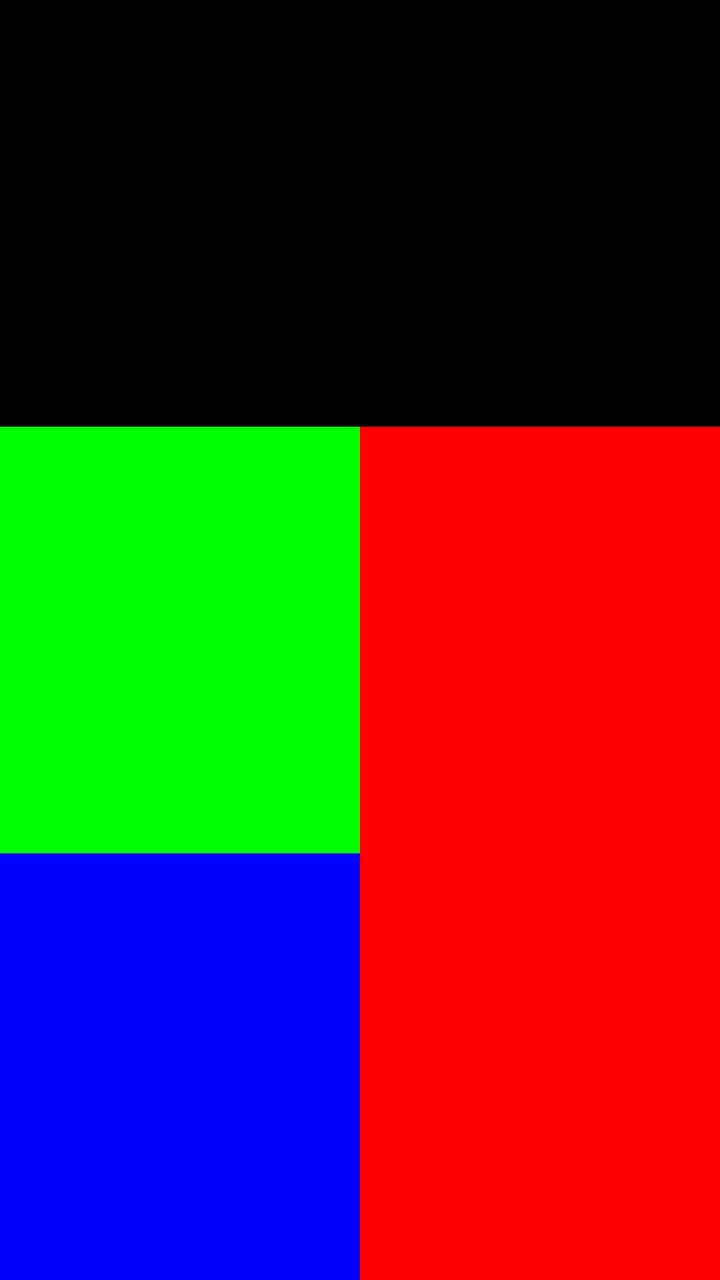
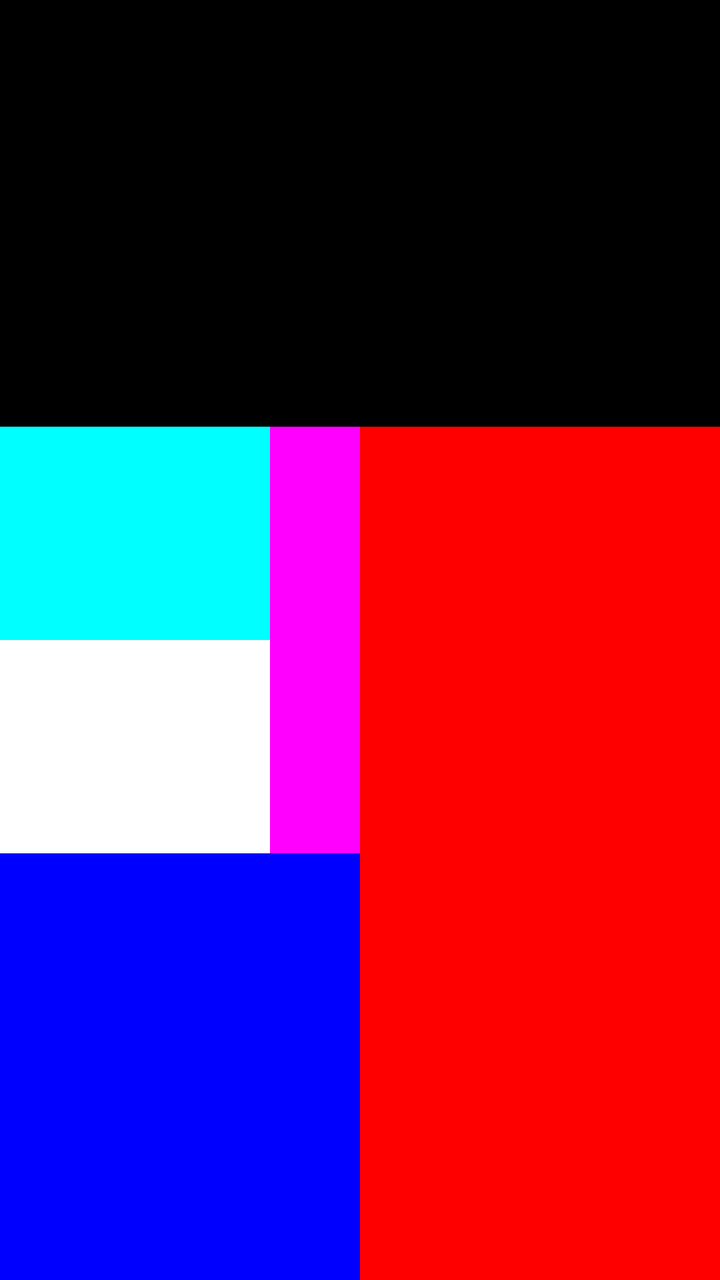

Two renders of the same Android screen: before a commit and after it. Below are the layout's source before the change and the commit's diff.
<!-- AndroidManifest.xml: application theme Theme._1b_LinearLayoutXML -->
<!-- res/layout/activity_main.xml -->
<?xml version="1.0" encoding="utf-8"?>
<LinearLayout xmlns:android="http://schemas.android.com/apk/res/android"
    xmlns:tools="http://schemas.android.com/tools"
    android:layout_width="match_parent"
    android:layout_height="match_parent"
    android:orientation="vertical"
    tools:context="com.example.a1b_linearlayoutxml.MainActivity">
    <LinearLayout
        android:layout_width="match_parent"
        android:layout_height="0dp"
        android:layout_weight="1"
        android:background="@color/color0"
        android:orientation="horizontal"> </LinearLayout>
    <LinearLayout
        android:layout_width="match_parent"
        android:layout_height="0dp"
        android:layout_weight="2"
        android:orientation="horizontal">
        <LinearLayout
            android:layout_width="0dp"
            android:layout_height="match_parent"
            android:layout_weight="1"
            android:orientation="vertical">
            <LinearLayout
                android:layout_width="match_parent"
                android:layout_height="0dp"
                android:layout_weight="1"
                android:background="@color/color2"
                android:orientation="horizontal"> </LinearLayout>
            <LinearLayout
                android:layout_width="match_parent"
                android:layout_height="0dp"
                android:layout_weight="1"
                android:background="@color/color3"
                android:orientation="horizontal"> </LinearLayout>
        </LinearLayout>
        <LinearLayout
            android:layout_width="0dp"
            android:layout_height="match_parent"
            android:layout_weight="1"
            android:background="@color/color1"
            android:orientation="vertical"> </LinearLayout>
    </LinearLayout>




























































</LinearLayout>
<!-- resources referenced by this layout -->
<resources>
  <color name="color0">#000000</color>
  <color name="color1">#FF0000</color>
  <color name="color2">#00FF00</color>
  <color name="color3">#0000FF</color>
  <style name="Theme._1b_LinearLayoutXML" parent="Base.Theme._1b_LinearLayoutXML" />
  <style name="Base.Theme._1b_LinearLayoutXML" parent="Theme.Material3.DayNight">
          
          
      </style>
</resources>

<!-- the commit's change to res/layout/activity_main.xml (unified diff, before → after) -->
@@ -5,42 +5,6 @@
     android:layout_height="match_parent"
     android:orientation="vertical"
     tools:context="com.example.a1b_linearlayoutxml.MainActivity">
-    <LinearLayout
-        android:layout_width="match_parent"
-        android:layout_height="0dp"
-        android:layout_weight="1"
-        android:background="@color/color0"
-        android:orientation="horizontal"> </LinearLayout>
-    <LinearLayout
-        android:layout_width="match_parent"
-        android:layout_height="0dp"
-        android:layout_weight="2"
-        android:orientation="horizontal">
-        <LinearLayout
-            android:layout_width="0dp"
-            android:layout_height="match_parent"
-            android:layout_weight="1"
-            android:orientation="vertical">
-            <LinearLayout
-                android:layout_width="match_parent"
-                android:layout_height="0dp"
-                android:layout_weight="1"
-                android:background="@color/color2"
-                android:orientation="horizontal"> </LinearLayout>
-            <LinearLayout
-                android:layout_width="match_parent"
-                android:layout_height="0dp"
-                android:layout_weight="1"
-                android:background="@color/color3"
-                android:orientation="horizontal"> </LinearLayout>
-        </LinearLayout>
-        <LinearLayout
-            android:layout_width="0dp"
-            android:layout_height="match_parent"
-            android:layout_weight="1"
-            android:background="@color/color1"
-            android:orientation="vertical"> </LinearLayout>
-    </LinearLayout>
 
 
 
@@ -77,28 +41,64 @@
 
 
 
-
-
-
-
-
-
-
-
-
-
-
-
-
-
-
-
-
-
-
-
-
-
-
-
+    <LinearLayout
+        android:layout_width="match_parent"
+        android:layout_height="0dp"
+        android:layout_weight="1"
+        android:background="@color/color0"
+        android:orientation="horizontal"> </LinearLayout>
+    <LinearLayout
+        android:layout_width="match_parent"
+        android:layout_height="0dp"
+        android:layout_weight="2"
+        android:orientation="horizontal">
+        <LinearLayout
+            android:layout_width="0dp"
+            android:layout_height="match_parent"
+            android:layout_weight="1"
+            android:orientation="vertical">
+            <LinearLayout
+                android:layout_width="match_parent"
+                android:layout_height="0dp"
+                android:layout_weight="1"
+                android:orientation="horizontal">
+                <LinearLayout
+                    android:layout_width="0dp"
+                    android:layout_height="match_parent"
+                    android:layout_weight="3"
+                    android:orientation="vertical">
+                    <LinearLayout
+                        android:layout_width="match_parent"
+                        android:layout_height="0pt"
+                        android:layout_weight="1"
+                        android:background="@color/color6"
+                        android:orientation="vertical"> </LinearLayout>
+                    <LinearLayout
+                        android:layout_width="match_parent"
+                        android:layout_height="0pt"
+                        android:layout_weight="1"
+                        android:background="@color/color7"
+                        android:orientation="vertical"> </LinearLayout>
+                </LinearLayout>
+                <LinearLayout
+                    android:layout_width="0dp"
+                    android:layout_height="match_parent"
+                    android:layout_weight="1"
+                    android:background="@color/color5"
+                    android:orientation="vertical"> </LinearLayout>
+            </LinearLayout>
+            <LinearLayout
+                android:layout_width="match_parent"
+                android:layout_height="0dp"
+                android:layout_weight="1"
+                android:background="@color/color3"
+                android:orientation="horizontal"> </LinearLayout>
+        </LinearLayout>
+        <LinearLayout
+            android:layout_width="0dp"
+            android:layout_height="match_parent"
+            android:layout_weight="1"
+            android:background="@color/color1"
+            android:orientation="vertical"> </LinearLayout>
+    </LinearLayout>
 </LinearLayout>
<!-- resource entries referenced after the edit -->
@@ -2,10 +2,12 @@
 <resources>
   <color name="color0">#000000</color>
   <color name="color1">#FF0000</color>
-  <color name="color2">#00FF00</color>
   <color name="color3">#0000FF</color>
+  <color name="color5">#FF00FF</color>
+  <color name="color6">#00FFFF</color>
+  <color name="color7">#FFFFFF</color>
   <style name="Theme._1b_LinearLayoutXML" parent="Base.Theme._1b_LinearLayoutXML" />
-  <style name="Base.Theme._1b_LinearLayoutXML" parent="Theme.Material3.DayNight">
+  <style name="Base.Theme._1b_LinearLayoutXML" parent="Theme.AppCompat.DayNight">
           
           
       </style>
